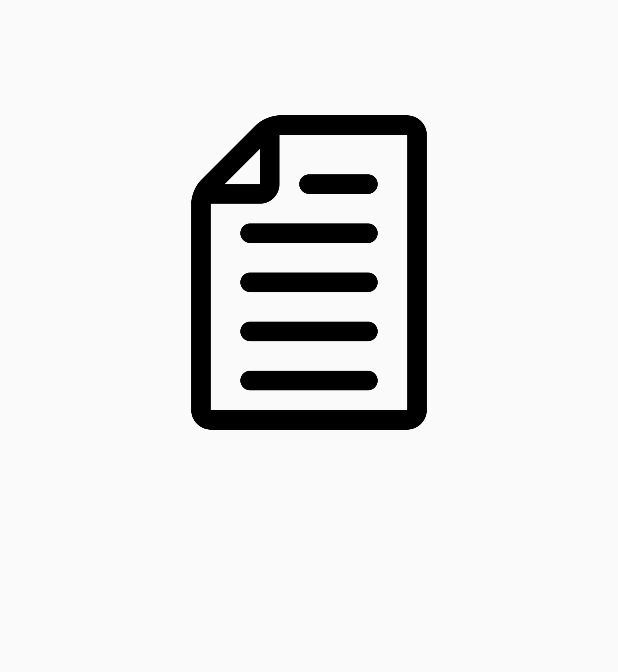
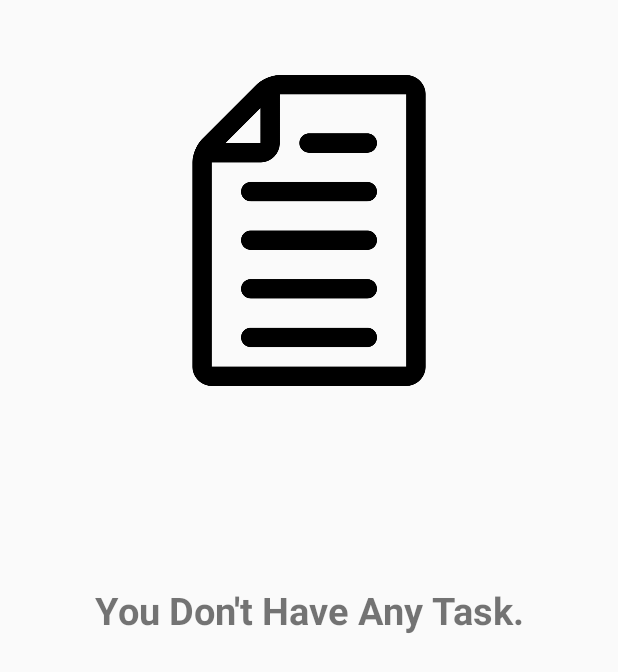
Before and after one commit to AleeRzA/Maktab6, an Android app: the layout sample_fragment_task_empty.xml on its own in the app's theme, with its tools: preview values and no code run, on a phone screen of 412 x 824 dp. Shown: the top 672 px of the screen. Run offline under Robolectric (Android 15) with nearby library versions, the phone set to English and light mode, and no system bars.

Commit message:
some modifications..

```diff
--- a/app/src/main/res/layout/sample_fragment_task_empty.xml
+++ b/app/src/main/res/layout/sample_fragment_task_empty.xml
@@ -4,28 +4,34 @@
     xmlns:app="http://schemas.android.com/apk/res-auto"
     android:layout_width="match_parent"
     android:layout_height="match_parent"
+    android:layout_gravity="center"
     android:orientation="vertical">
 
     <ImageView
-        android:id="@+id/imageView"
-        android:layout_width="157dp"
-        android:layout_height="263dp"
+        android:id="@+id/imageView_sample_empty"
+        android:layout_width="0dp"
+        android:layout_height="207dp"
         android:layout_margin="50dp"
-        android:layout_marginTop="8dp"
+        android:layout_marginTop="60dp"
         android:src="@drawable/icon_papers"
         app:layout_constraintEnd_toEndOf="parent"
         app:layout_constraintStart_toStartOf="parent"
         app:layout_constraintTop_toTopOf="parent" />
 
     <TextView
-        android:id="@+id/textView"
-        android:layout_width="match_parent"
+        android:id="@+id/textView_sample_empty"
+        android:layout_width="0dp"
         android:layout_height="wrap_content"
         android:layout_marginTop="8dp"
         android:layout_marginBottom="8dp"
+        android:gravity="center"
+        android:text="@string/no_task_comment"
+        android:textSize="25sp"
+        android:textStyle="bold"
         app:layout_constraintBottom_toBottomOf="parent"
         app:layout_constraintEnd_toEndOf="parent"
-        app:layout_constraintHorizontal_bias="0.0"
+        app:layout_constraintHorizontal_bias="1.0"
         app:layout_constraintStart_toStartOf="parent"
-        app:layout_constraintTop_toBottomOf="@+id/imageView" />
+        app:layout_constraintTop_toBottomOf="@+id/imageView_sample_empty"
+        app:layout_constraintVertical_bias="0.24" />
 </android.support.constraint.ConstraintLayout>
```
